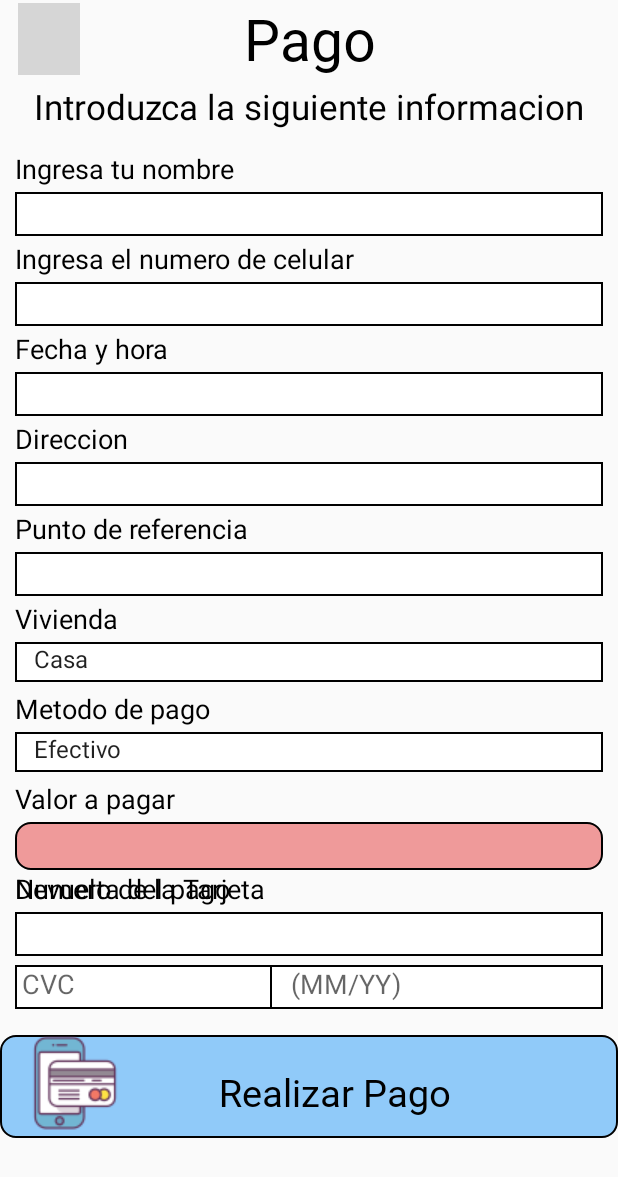
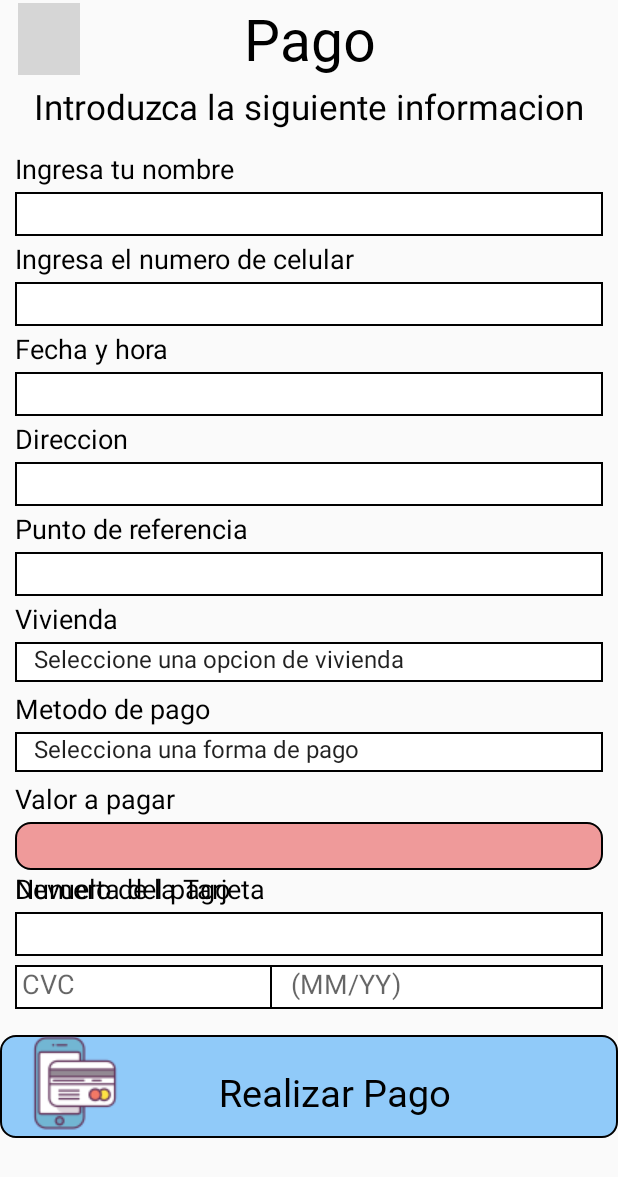
Before and after one commit to Brayanpv28/appFastFoodF, an Android app built with Jetpack Compose: the layout payment.xml on its own in the app's theme, with its tools: preview values and no code run, on a phone screen of 412 x 824 dp. Shown: the top 1177 px of the screen. Run offline under Robolectric (Android 15) with nearby library versions, the phone set to English and light mode, and no system bars; grey boxes are pictures that could not be loaded.

Commit message:
Comienzo base de datos

```diff
--- a/app/build.gradle.kts
+++ b/app/build.gradle.kts
@@ -1,6 +1,7 @@
 plugins {
     alias(libs.plugins.androidApplication)
     alias(libs.plugins.jetbrainsKotlinAndroid)
+    id("com.google.devtools.ksp") version "1.8.21-1.0.11"
 }
 
 android {
@@ -67,4 +68,8 @@ dependencies {
     androidTestImplementation(libs.androidx.ui.test.junit4)
     debugImplementation(libs.androidx.ui.tooling)
     debugImplementation(libs.androidx.ui.test.manifest)
+
+    implementation("androidx.room:room-runtime:${rootProject.extra["room_version"]}")
+    implementation("androidx.core:core-ktx:1.10.1")
+    implementation("androidx.room:room-ktx:${rootProject.extra["room_version"]}")
 }
--- a/app/src/main/res/layout/payment.xml
+++ b/app/src/main/res/layout/payment.xml
@@ -161,6 +161,7 @@
         android:textSize="18dp"/>
 
     <Spinner
+        android:id="@+id/seVivienda"
         android:layout_width="match_parent"
         android:layout_height="wrap_content"
         android:layout_marginTop="428dp"
@@ -168,8 +169,7 @@
         android:layout_marginEnd="10dp"
         android:spinnerMode="dropdown"
         android:background="@drawable/bordespago"
-        android:entries="@array/opciones"
-        android:hint="Selecciona una opcion"/>
+        android:entries="@array/opciones"/>
 
     <TextView
         android:layout_width="390dp"
@@ -185,12 +185,11 @@
         android:id="@+id/sformaPago"
         android:layout_width="match_parent"
         android:layout_height="wrap_content"
+        android:layout_marginStart="10dp"
         android:layout_marginTop="488dp"
-        android:layout_marginStart="10dp"
         android:layout_marginEnd="10dp"
         android:background="@drawable/bordespago"
-        android:entries="@array/pago"
-        android:hint="Selecciona una opcion de pago"/>
+        android:entries="@array/pago"/>
 
     <TextView
         android:layout_width="390dp"
--- a/app/src/main/res/values/strings.xml
+++ b/app/src/main/res/values/strings.xml
@@ -1,11 +1,13 @@
 <resources>
     <string name="app_name">appFastFood</string>
     <string-array name="opciones">
+        <item>Seleccione una opcion de vivienda</item>
         <item>Casa</item>
         <item>Departamento</item>
     </string-array>
 
     <string-array name="pago">
+        <item>Selecciona una forma de pago</item>
         <item>Efectivo</item>
         <item>Transferencia</item>
         <item>Tarjeta</item>
```
Also changed, not shown: app/src/main/java/com/example/appfastfood/PagoInterfaz.kt (+28 -74 lines), build.gradle.kts (+8 -0 lines).
